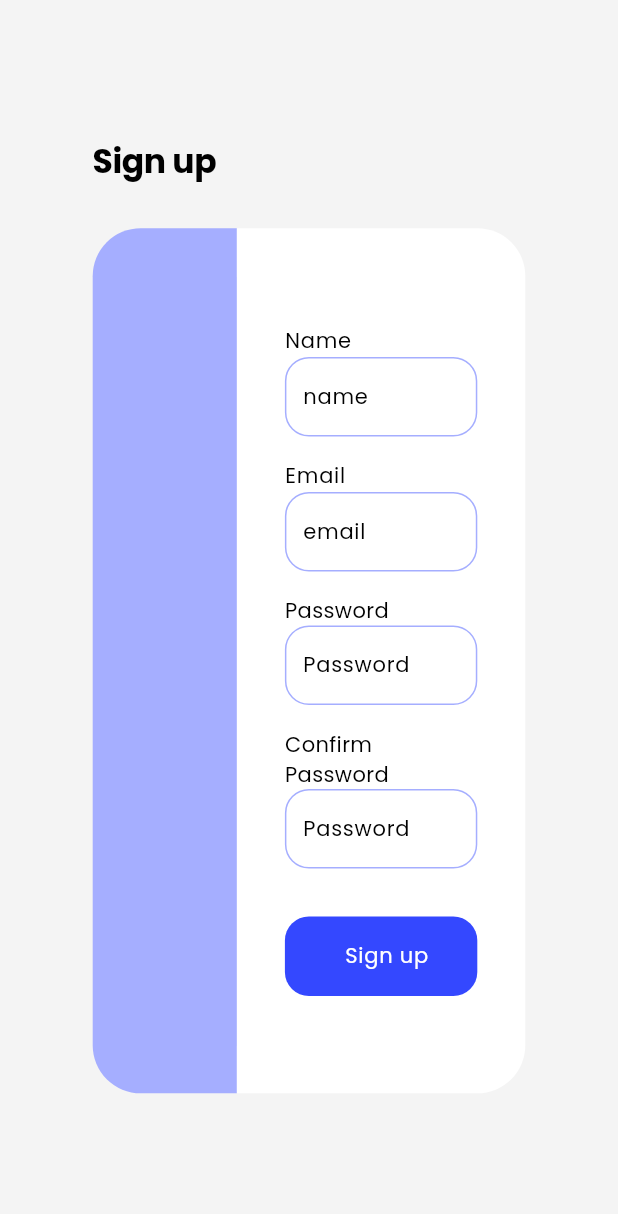
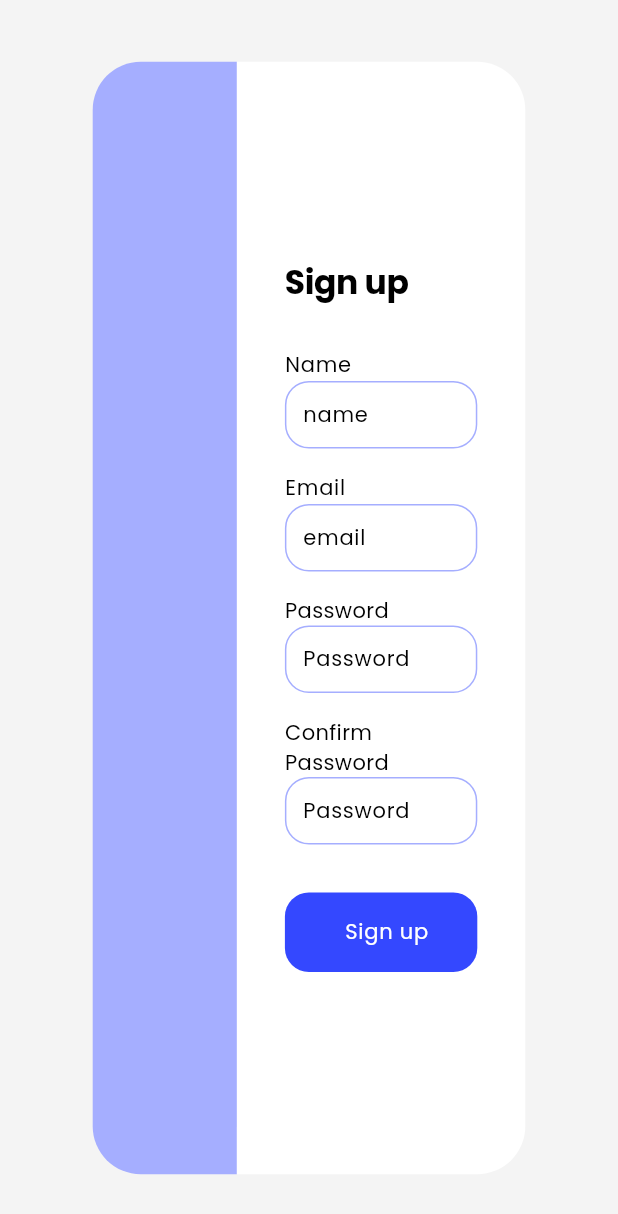
Before and after one commit to nuilewis/IEA, a Flutter app: the SignUpScreen screen opened by its route, on a phone screen of 412 x 824 dp. Shown: the top 1214 px of the screen. Run offline on Flutter 3.47's test engine with Material 2 defaults, Android fonts, the phone set to English and light mode, and no system bars; our stand-ins replace cloud_firestore, dartz, equatable, firebase_core, firebase_database, fl_chart and 3 more; accounts and stored records are empty.

Commit message:
Fixing Auth screens Ui

```diff
--- a/lib/core/constants.dart
+++ b/lib/core/constants.dart
@@ -60,7 +60,7 @@ InputDecoration customTextFieldDecoration = InputDecoration(
   errorStyle: kBody.copyWith(color: kFuchsia),
 
   errorBorder: OutlineInputBorder(
-    gapPadding: 3,
+    gapPadding: 0,
     borderSide: const BorderSide(width: 1, color: kFuchsia80),
     borderRadius: BorderRadius.circular(
       kDefaultPadding,
@@ -83,7 +83,7 @@ InputDecoration customTextFieldDecoration = InputDecoration(
     borderRadius: BorderRadius.circular(kDefaultPadding),
   ),
   hoverColor: kPurple20.withOpacity(.5),
-  isDense: false,
+  isDense: true,
   filled: true,
   fillColor: Colors.transparent,
   hintStyle: kBody,
--- a/lib/core/widgets/button.dart
+++ b/lib/core/widgets/button.dart
@@ -28,7 +28,7 @@ class CustomButton extends StatelessWidget {
       onPressed: onPressed,
       style: ElevatedButton.styleFrom(
           side: isSecondary
-              ? BorderSide(color: bgColor ?? theme.primaryColor, width: 2)
+              ? BorderSide(color: bgColor ?? theme.primaryColor, width: 1.5)
               : null,
           backgroundColor:
               isSecondary ? Colors.transparent : bgColor ?? theme.primaryColor,
--- a/lib/main.dart
+++ b/lib/main.dart
@@ -91,7 +91,7 @@ class _MyAppState extends State<MyApp> {
             theme: customLightTheme(context),
             debugShowCheckedModeBanner: false,
             //Todo: check login State and redirect either to login or homepage
-            home: const SignUpScreen(),
+            home: const LoginScreen(),
             routes: {
               DetailsScreen.id: (context) => const DetailsScreen(),
               LoginScreen.id: (context) => const LoginScreen(),
--- a/lib/screens/auth_screens/signup_screen.dart
+++ b/lib/screens/auth_screens/signup_screen.dart
@@ -1,7 +1,6 @@
 import 'package:flutter/material.dart';
 
 import '../../core/core.dart';
-
 
 class SignUpScreen extends StatefulWidget {
   static const id = "sign up screen";
@@ -12,6 +11,53 @@ class SignUpScreen extends StatefulWidget {
 }
 
 class _SignUpScreenState extends State<SignUpScreen> {
+  @override
+  Widget build(BuildContext context) {
+    final Size screenSize = MediaQuery.of(context).size;
+    return Scaffold(
+      body: Center(
+        child: SizedBox(
+          width: screenSize.width > 1200 ? 800 : screenSize.width * .7,
+          height: screenSize.height * .9,
+          child: Row(
+            mainAxisSize: MainAxisSize.min,
+            children: [
+              Expanded(
+                flex: 1,
+                child: Container(
+                  decoration: const BoxDecoration(
+                      color: kPurple40,
+                      borderRadius: BorderRadius.horizontal(
+                          left: Radius.circular(kDefaultPadding2x))),
+                ),
+              ),
+              Expanded(
+                flex: 2,
+                child: Container(
+                    decoration: const BoxDecoration(
+                        color: Colors.white,
+                        borderRadius: BorderRadius.horizontal(
+                            right: Radius.circular(kDefaultPadding2x))),
+                    child: SignUpForm()),
+              ),
+            ],
+          ),
+        ),
+      ),
+    );
+  }
+}
+
+
+
+class SignUpForm extends StatefulWidget {
+  const SignUpForm({Key? key}) : super(key: key);
+
+  @override
+  State<SignUpForm> createState() => _SignUpFormState();
+}
+
+class _SignUpFormState extends State<SignUpForm> {
   final GlobalKey<FormState> _formKey = GlobalKey<FormState>();
   final Key passkey = GlobalKey();
   final Key confirmPassKey = GlobalKey();
@@ -35,47 +81,19 @@ class _SignUpScreenState extends State<SignUpScreen> {
   @override
   Widget build(BuildContext context) {
     final ThemeData theme = Theme.of(context);
-    final Size screenSize = MediaQuery.of(context).size;
-
-    return Scaffold(
-      body: Center(
+    return Form(
+      key: _formKey,
+      child: Center(
+        child: SingleChildScrollView(
+          child: Padding(
+            padding: const EdgeInsets.symmetric(horizontal: kDefaultPadding2x),
             child: Column(
               crossAxisAlignment: CrossAxisAlignment.start,
               mainAxisSize: MainAxisSize.min,
               children: [
+                const SizedBox(height: kDefaultPadding),
                 Text("Sign up", style: theme.textTheme.displayLarge),
                 const SizedBox(height: kDefaultPadding2x),
-            SizedBox(
-              width: screenSize.width * .7,
-              height: screenSize.height * .7,
-              child: Row(
-                mainAxisSize: MainAxisSize.min,
-                children: [
-                  Expanded(
-                    flex: 1,
-                    child: Container(
-                      decoration: const BoxDecoration(
-                          color: kPurple40,
-                          borderRadius: BorderRadius.horizontal(
-                              left: Radius.circular(kDefaultPadding2x))),
-                    ),
-                  ),
-                  Expanded(
-                    flex: 2,
-                    child: Container(
-                      decoration: const BoxDecoration(
-                          color: Colors.white,
-                          borderRadius: BorderRadius.horizontal(
-                              right: Radius.circular(kDefaultPadding2x))),
-                      child: Form(
-                        key: _formKey,
-                        child: Center(
-                          child: Padding(
-                            padding: const EdgeInsets.all(32),
-                            child: Column(
-                              crossAxisAlignment: CrossAxisAlignment.start,
-                              mainAxisSize: MainAxisSize.min,
-                              children: [
                 Text(
                   "Name",
                   style: theme.textTheme.bodyLarge,
@@ -83,8 +101,8 @@ class _SignUpScreenState extends State<SignUpScreen> {
                 TextFormField(
                   key: nameKey,
                   controller: nameController,
-                                  decoration: customTextFieldDecoration
-                                      .copyWith(hintText: "name"),
+                  decoration:
+                      customTextFieldDecoration.copyWith(hintText: "name"),
                   validator: (value) {
                     if (value!.isEmpty) {
                       return "Please input a name";
@@ -101,8 +119,8 @@ class _SignUpScreenState extends State<SignUpScreen> {
                 TextFormField(
                   key: emailKey,
                   controller: emailController,
-                                  decoration: customTextFieldDecoration
-                                      .copyWith(hintText: "email"),
+                  decoration:
+                      customTextFieldDecoration.copyWith(hintText: "email"),
                   validator: (value) {
                     if (!value!.contains("@")) {
                       return "Please Input a valid email address";
@@ -116,8 +134,8 @@ class _SignUpScreenState extends State<SignUpScreen> {
                 TextFormField(
                   key: passkey,
                   controller: passwordController,
-                                  decoration: customTextFieldDecoration
-                                      .copyWith(hintText: "Password"),
+                  decoration:
+                      customTextFieldDecoration.copyWith(hintText: "Password"),
                   validator: (value) {
                     if (value!.length < 8) {
                       return "Your password is too short";
@@ -131,14 +149,13 @@ class _SignUpScreenState extends State<SignUpScreen> {
                 TextFormField(
                   key: confirmPassKey,
                   controller: confirmPassController,
-                                  decoration: customTextFieldDecoration
-                                      .copyWith(hintText: "Password"),
+                  decoration:
+                      customTextFieldDecoration.copyWith(hintText: "Password"),
                   validator: (value) {
-                                    if (confirmPassController.text ==
-                                        passwordController.text) {
-                                      return "Your password's don't match";
+                    if (confirmPassController.text == passwordController.text) {
+                      return null;
                     } else {
-                                      return null;
+                      return "Your passwords don't match";
                     }
                   },
                 ),
@@ -153,19 +170,14 @@ class _SignUpScreenState extends State<SignUpScreen> {
                   textColor: Colors.white,
                   bgColor: kPurple,
                 ),
+                const SizedBox(
+                  height: kDefaultPadding,
+                )
               ],
             ),
           ),
         ),
       ),
-                    ),
-                  ),
-                ],
-              ),
-            ),
-          ],
-        ),
-      ),
     );
   }
 }
--- a/pubspec.yaml
+++ b/pubspec.yaml
@@ -36,7 +36,8 @@ dependencies:
   internet_connection_checker_plus: ^1.0.1
   equatable: ^2.0.5
   google_maps_flutter_web:
-  google_maps_flutter:
+  firebase_auth: ^4.4.2
+  google_maps_flutter: ^2.2.6
 
 
 
```
Also changed, not shown: lib/screens/auth_screens/login_screen.dart (+82 -51 lines). Lines whose indentation alone changed are shown as unchanged.
